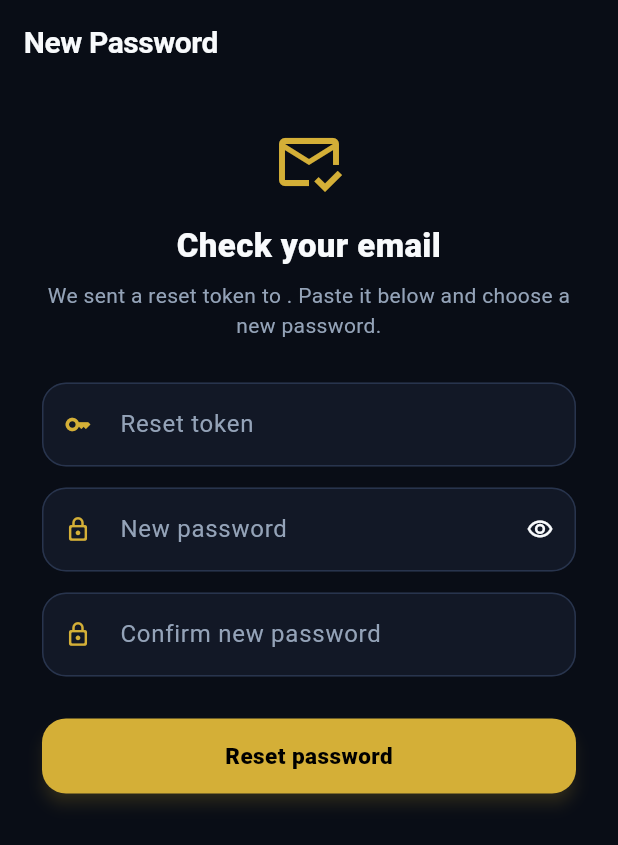
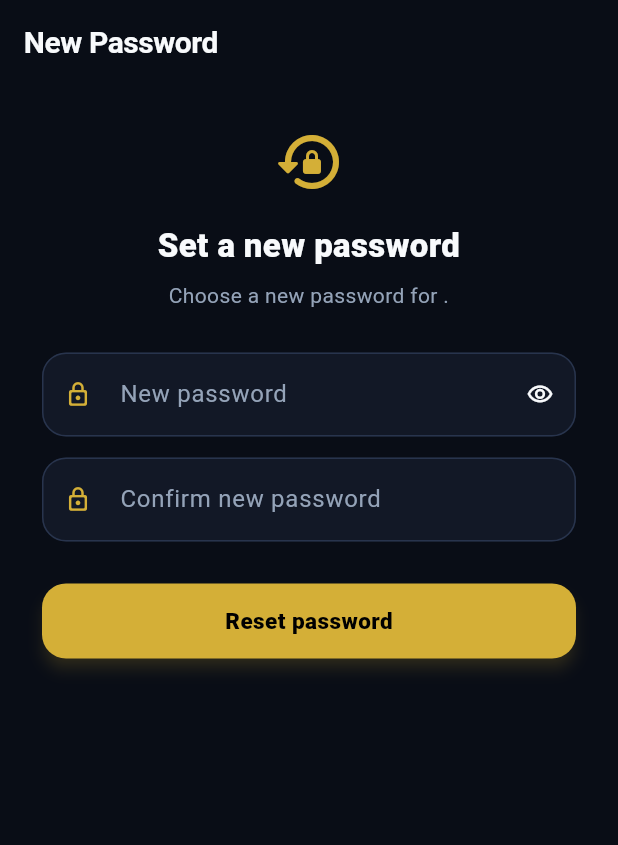
Before and after one commit to coding-star963/mobile-e-learning-microcourse-management, a Flutter app: the ResetPasswordScreen screen opened directly with empty values, on a phone screen of 412 x 824 dp. Shown: the top 845 px of the screen. Run offline on Flutter 3.47's test engine with Material 3 defaults, Android fonts, the phone set to English and light mode, and no system bars; our stand-ins replace image_picker, shared_preferences, video_player; accounts and stored records are empty.

Commit message:
Email-only password reset and ngrok support
- Forgot password: a verified email goes straight to the new password
  screen; the reset token field is gone.
- Send ngrok-skip-browser-warning on API requests.

Co-Authored-By: Claude Opus 5.5 <noreply@anthropic.com>

```diff
--- a/lib/data/api/api_client.dart
+++ b/lib/data/api/api_client.dart
@@ -46,6 +46,7 @@ class ApiClient {
 
   // Default server address:
   // Build override -> flutter run --dart-define=API_BASE_URL=http://<laptop-ip>:8000/api
+  // Through ngrok  -> flutter build apk --dart-define=API_BASE_URL=https://<your-domain>.ngrok-free.app/api
   // On Edge/Web -> http://127.0.0.1:8000/api
   // On physical mobile -> http://192.168.8.62:8000/api (local Wi-Fi LAN IP)
   // It can also be changed in the app: long-press the logo on the login screen,
@@ -157,6 +158,8 @@ class ApiClient {
     final headers = <String, String>{
       'Accept': 'application/json',
       'Content-Type': 'application/json',
+      // Skips the ngrok free-plan warning page when the API is reached through ngrok.
+      'ngrok-skip-browser-warning': 'true',
     };
     if (token != null && token.isNotEmpty) {
       headers['Authorization'] = 'Bearer $token';
--- a/lib/data/api/rest_auth_repository.dart
+++ b/lib/data/api/rest_auth_repository.dart
@@ -77,16 +77,19 @@ class RestAuthRepository implements AuthRepository {
     return true;
   }
 
-  /// 1.3 Password Recovery — the reset instructions are emailed by the server.
-  /// A local backend also returns the token as `dev_token`.
+  /// 1.3 Password Recovery — the server returns `reset_token` when the email exists.
   @override
-  Future<String?> requestPasswordReset(String email) async {
+  Future<String> requestPasswordReset(String email) async {
     final res = await _api.post('/forgot-password', body: {'email': email.trim()});
     if (!res.isSuccess) {
       throw AuthException(_api.errorMessage(res, 'Failed to request password reset.'));
     }
     final data = res.data;
-    return data is Map ? data['dev_token'] as String? : null;
+    final token = data is Map ? data['reset_token'] : null;
+    if (token is! String || token.isEmpty) {
+      throw const AuthException('Failed to request password reset.');
+    }
+    return token;
   }
 
   @override
--- a/lib/data/mock/mock_auth_repository.dart
+++ b/lib/data/mock/mock_auth_repository.dart
@@ -37,14 +37,14 @@ class MockAuthRepository implements AuthRepository {
 
   /// 1.3 Password Recovery — records the reset request; fails for unknown emails.
   @override
-  Future<String?> requestPasswordReset(String email) async {
+  Future<String> requestPasswordReset(String email) async {
     await Future<void>.delayed(AppConstants.mockLatency);
     final key = email.toLowerCase().trim();
     if (!MockData.accountExists(key)) {
       throw const AuthException('No account found with that email address.');
     }
     MockData.passwordResetRequests.add(key);
-    return null;
+    return 'mock-reset-token';
   }
 
   /// 1.3 Password Recovery — accepts any token for an email that requested a reset.
--- a/lib/data/repositories/auth_repository.dart
+++ b/lib/data/repositories/auth_repository.dart
@@ -28,12 +28,12 @@ abstract class AuthRepository {
   /// or deactivated account). Network errors count as valid.
   Future<bool> isSessionValid();
 
-  /// 1.3 Password Recovery — requests a password reset for the given email.
-  /// Returns the reset token only when the server runs locally (no real email);
-  /// otherwise null. Throws [AuthException] if the email is not recognized.
-  Future<String?> requestPasswordReset(String email);
+  /// 1.3 Password Recovery — checks that the email belongs to an account and
+  /// returns a short-lived reset token for [resetPassword] (no email or OTP).
+  /// Throws [AuthException] if the email is not recognized.
+  Future<String> requestPasswordReset(String email);
 
-  /// 1.3 Password Recovery — sets a new password using the emailed reset token.
+  /// 1.3 Password Recovery — sets a new password using the reset token.
   /// Throws [AuthException] when the token is invalid or expired.
   Future<void> resetPassword({
     required String email,
--- a/lib/providers/auth_provider.dart
+++ b/lib/providers/auth_provider.dart
@@ -84,15 +84,15 @@ class AuthProvider extends ChangeNotifier {
     notifyListeners();
   }
 
-  /// Reset token from the last request when the server runs locally; else null.
-  String? devResetToken;
+  /// Reset token from the last successful [requestPasswordReset]; else null.
+  String? resetToken;
 
   /// 1.3 Password Recovery — requests a reset; returns true on success.
   Future<bool> requestPasswordReset(String email) async {
     _setBusy(AuthStatus.submitting);
-    devResetToken = null;
+    resetToken = null;
     try {
-      devResetToken = await _authRepository.requestPasswordReset(email);
+      resetToken = await _authRepository.requestPasswordReset(email);
       error = null;
       status = AuthStatus.unauthenticated;
       notifyListeners();
--- a/lib/ui/screens/auth/forgot_password_screen.dart
+++ b/lib/ui/screens/auth/forgot_password_screen.dart
@@ -30,18 +30,10 @@ class _ForgotPasswordScreenState extends State<ForgotPasswordScreen> {
     final email = _emailController.text.trim();
     final ok = await auth.requestPasswordReset(email);
     if (!mounted || !ok) return;
-    final devToken = auth.devResetToken;
-    ScaffoldMessenger.of(context).showSnackBar(
-      SnackBar(
-        content: Text(devToken != null
-            ? 'Local mode: no email sent. The reset token is filled in for you.'
-            : 'Password reset link sent. Check your email inbox.'),
-      ),
-    );
-    // Step 2: enter the emailed token and a new password.
+    // Email found: step 2, choose a new password.
     Navigator.of(context).pushReplacement(
       MaterialPageRoute(
-        builder: (_) => ResetPasswordScreen(email: email, initialToken: devToken),
+        builder: (_) => ResetPasswordScreen(email: email, token: auth.resetToken!),
       ),
     );
   }
@@ -94,7 +86,7 @@ class _ForgotPasswordScreenState extends State<ForgotPasswordScreen> {
               ),
               const SizedBox(height: 8),
               const Text(
-                'Enter your verified email to receive secure recovery access.',
+                'Enter the email of your account, then choose a new password.',
                 textAlign: TextAlign.center,
                 style: TextStyle(
                   color: AppTheme.textSecondary,
@@ -149,7 +141,7 @@ class _ForgotPasswordScreenState extends State<ForgotPasswordScreen> {
                           ),
                         )
                       : const Text(
-                          'Send reset link',
+                          'Continue',
                           style: TextStyle(
                             fontWeight: FontWeight.w800,
                             letterSpacing: 0.5,
--- a/lib/ui/screens/auth/reset_password_screen.dart
+++ b/lib/ui/screens/auth/reset_password_screen.dart
@@ -4,15 +4,15 @@ import 'package:provider/provider.dart';
 import '../../../core/theme.dart';
 import '../../../providers/auth_provider.dart';
 
-/// 1.3 Password Recovery — second step: paste the token from the reset email
-/// and choose a new password.
+/// 1.3 Password Recovery — second step: choose a new password for the
+/// email verified on the previous screen.
 class ResetPasswordScreen extends StatefulWidget {
-  const ResetPasswordScreen({super.key, required this.email, this.initialToken});
+  const ResetPasswordScreen({super.key, required this.email, required this.token});
 
   final String email;
 
-  /// Pre-filled token when the server runs locally and returns it directly.
-  final String? initialToken;
+  /// Short-lived token returned by the server when the email was verified.
+  final String token;
 
   @override
   State<ResetPasswordScreen> createState() => _ResetPasswordScreenState();
@@ -20,14 +20,12 @@ class ResetPasswordScreen extends StatefulWidget {
 
 class _ResetPasswordScreenState extends State<ResetPasswordScreen> {
   final _formKey = GlobalKey<FormState>();
-  late final _tokenController = TextEditingController(text: widget.initialToken);
   final _passwordController = TextEditingController();
   final _confirmController = TextEditingController();
   bool _obscure = true;
 
   @override
   void dispose() {
-    _tokenController.dispose();
     _passwordController.dispose();
     _confirmController.dispose();
     super.dispose();
@@ -39,7 +37,7 @@ class _ResetPasswordScreenState extends State<ResetPasswordScreen> {
     final auth = context.read<AuthProvider>();
     final ok = await auth.resetPassword(
       email: widget.email,
-      token: _tokenController.text,
+      token: widget.token,
       newPassword: _passwordController.text,
     );
     if (!mounted || !ok) return;
@@ -62,10 +60,10 @@ class _ResetPasswordScreenState extends State<ResetPasswordScreen> {
           child: Column(
             crossAxisAlignment: CrossAxisAlignment.stretch,
             children: [
-              const Icon(Icons.mark_email_read_outlined, size: 48, color: AppTheme.goldPrimary),
+              const Icon(Icons.lock_reset_rounded, size: 48, color: AppTheme.goldPrimary),
               const SizedBox(height: 16),
               const Text(
-                'Check your email',
+                'Set a new password',
                 textAlign: TextAlign.center,
                 style: TextStyle(
                   color: AppTheme.textPrimary,
@@ -75,21 +73,11 @@ class _ResetPasswordScreenState extends State<ResetPasswordScreen> {
               ),
               const SizedBox(height: 8),
               Text(
-                'We sent a reset token to ${widget.email}. Paste it below and choose a new password.',
+                'Choose a new password for ${widget.email}.',
                 textAlign: TextAlign.center,
                 style: const TextStyle(color: AppTheme.textSecondary, fontSize: 14, height: 1.4),
               ),
               const SizedBox(height: 28),
-              TextFormField(
-                controller: _tokenController,
-                style: const TextStyle(color: AppTheme.textPrimary),
-                decoration: const InputDecoration(
-                  labelText: 'Reset token',
-                  prefixIcon: Icon(Icons.key_outlined, color: AppTheme.goldPrimary),
-                ),
-                validator: (v) => (v == null || v.trim().isEmpty) ? 'Paste the token from the email.' : null,
-              ),
-              const SizedBox(height: 14),
               TextFormField(
                 controller: _passwordController,
                 obscureText: _obscure,
```
Also changed, not shown: 1 other file.
